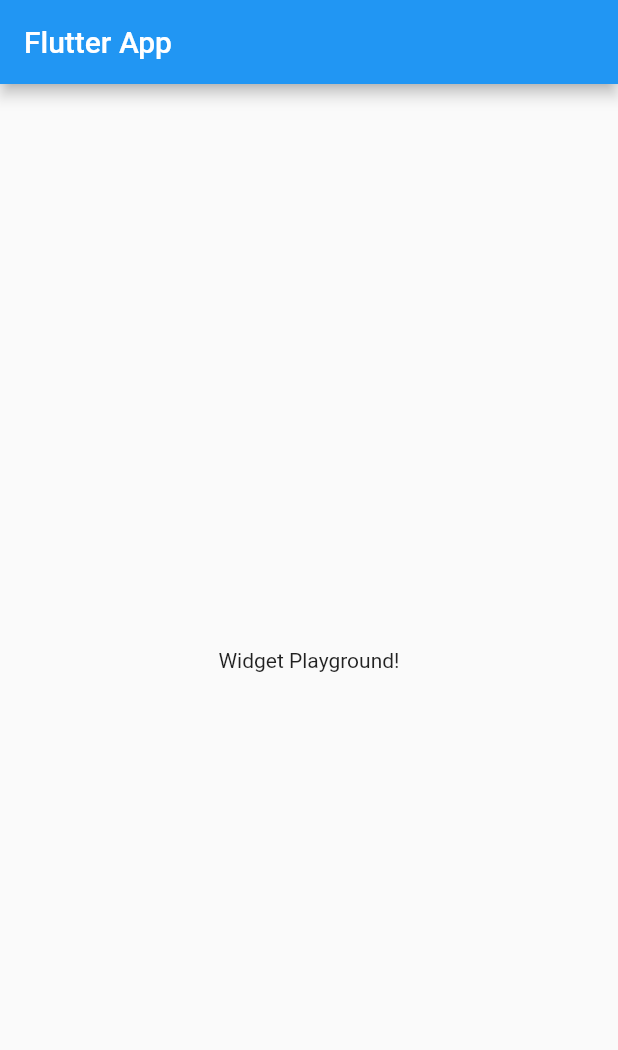
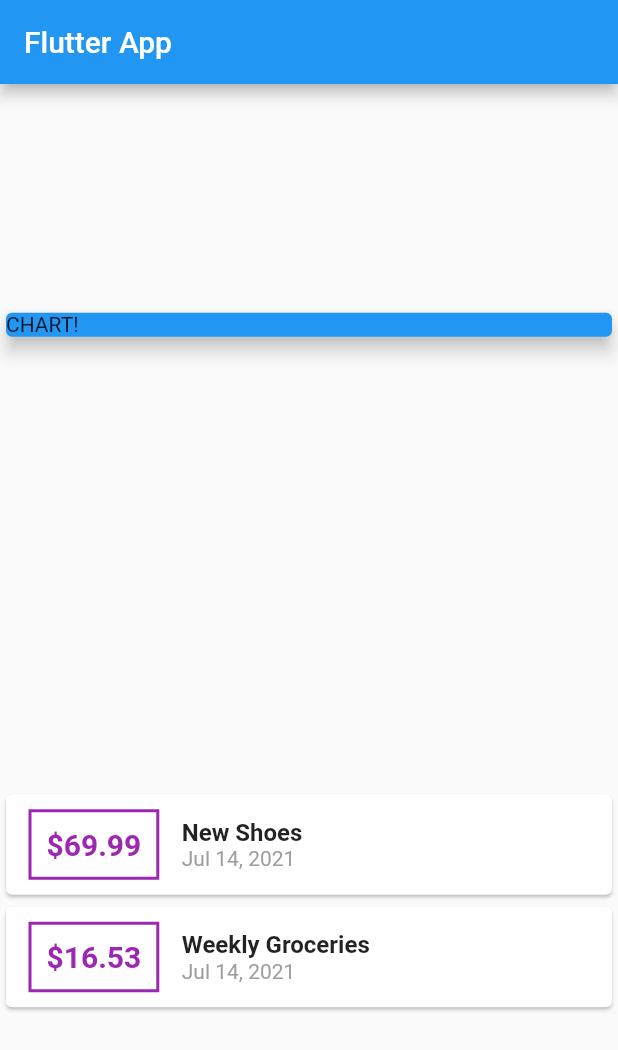
Before and after one commit to minsuhan1/flutter-dev, a Flutter app: the screen it shows after launch, on a phone screen of 412 x 824 dp. Shown: the top 1050 px of the screen. Run offline on Flutter 3.47's test engine with Material 2 defaults, Android fonts, the phone set to English and light mode, and no system bars.

Commit message:
Containers, Columns, Rows, String Interpolation, Formatting Dates

```diff
--- a/expenses_planner/lib/main.dart
+++ b/expenses_planner/lib/main.dart
@@ -1,4 +1,6 @@
 import 'package:flutter/material.dart';
+import './transaction.dart';
+import 'package:intl/intl.dart';
 
 void main() => runApp(MyApp());
 
@@ -13,14 +15,85 @@
 }
 
 class MyHomePage extends StatelessWidget {
+  final List<Transaction> transactions = [
+    Transaction(
+      id: 't1',
+      title: 'New Shoes',
+      amount: 69.99,
+      date: DateTime.now(),
+    ),
+    Transaction(
+      id: 't2',
+      title: 'Weekly Groceries',
+      amount: 16.53,
+      date: DateTime.now(),
+    ),
+  ];
+
   @override
   Widget build(BuildContext context) {
     return Scaffold(
       appBar: AppBar(
         title: Text('Flutter App'),
       ),
-      body: Center(
-        child: Text('Widget Playground!'),
+      body: Column(
+        mainAxisAlignment: MainAxisAlignment.spaceAround,
+        crossAxisAlignment: CrossAxisAlignment.stretch,
+        children: [
+          Container(
+            width: double.infinity,
+            child: Card(
+              color: Colors.blue,
+              child: Text('CHART!'),
+              elevation: 5,
+            ),
+          ),
+          Column(
+            children: transactions.map((tx) {
+              return Card(
+                child: Row(
+                  children: [
+                    Container(
+                      margin: EdgeInsets.symmetric(
+                        vertical: 10,
+                        horizontal: 15,
+                      ),
+                      decoration: BoxDecoration(
+                        border: Border.all(
+                          color: Colors.purple,
+                          width: 2,
+                        ),
+                      ),
+                      padding: EdgeInsets.all(10),
+                      child: Text(
+                        '\$${tx.amount}',
+                        style: TextStyle(
+                          fontWeight: FontWeight.bold,
+                          fontSize: 20,
+                          color: Colors.purple,
+                        ),
+                      ),
+                    ),
+                    Column(
+                      crossAxisAlignment: CrossAxisAlignment.start,
+                      children: [
+                        Text(tx.title,
+                            style: TextStyle(
+                              fontSize: 16,
+                              fontWeight: FontWeight.bold,
+                            )),
+                        Text(
+                          DateFormat.yMMMd().format(tx.date),
+                          style: TextStyle(color: Colors.grey),
+                        ),
+                      ],
+                    )
+                  ],
+                ),
+              );
+            }).toList(),
+          ),
+        ],
       ),
     );
   }
--- /dev/null
+++ b/expenses_planner/lib/transaction.dart
@@ -0,0 +1,15 @@
+import 'package:flutter/foundation.dart';
+
+class Transaction {
+  final String id;
+  final String title;
+  final double amount;
+  final DateTime date;
+
+  Transaction({
+    @required this.id,
+    @required this.title,
+    @required this.amount,
+    @required this.date,
+  });
+}
--- a/expenses_planner/pubspec.yaml
+++ b/expenses_planner/pubspec.yaml
@@ -23,7 +23,7 @@
 dependencies:
   flutter:
     sdk: flutter
-
+  intl: ^0.17.0
 
   # The following adds the Cupertino Icons font to your application.
   # Use with the CupertinoIcons class for iOS style icons.
```
Also changed, not shown: expenses_planner/pubspec.lock.
